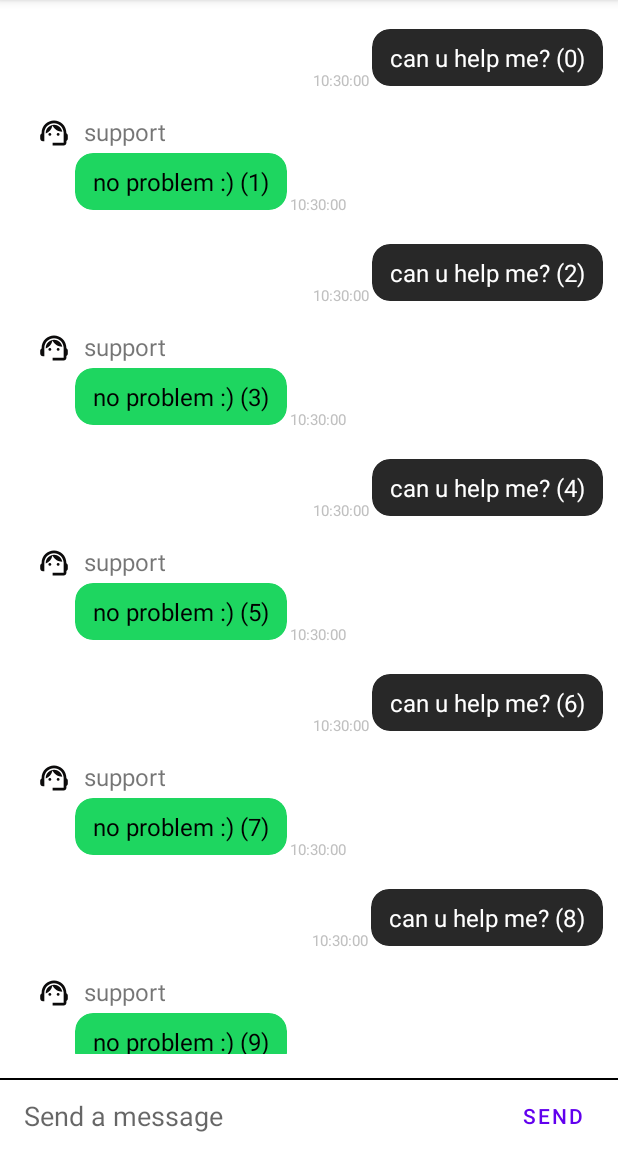
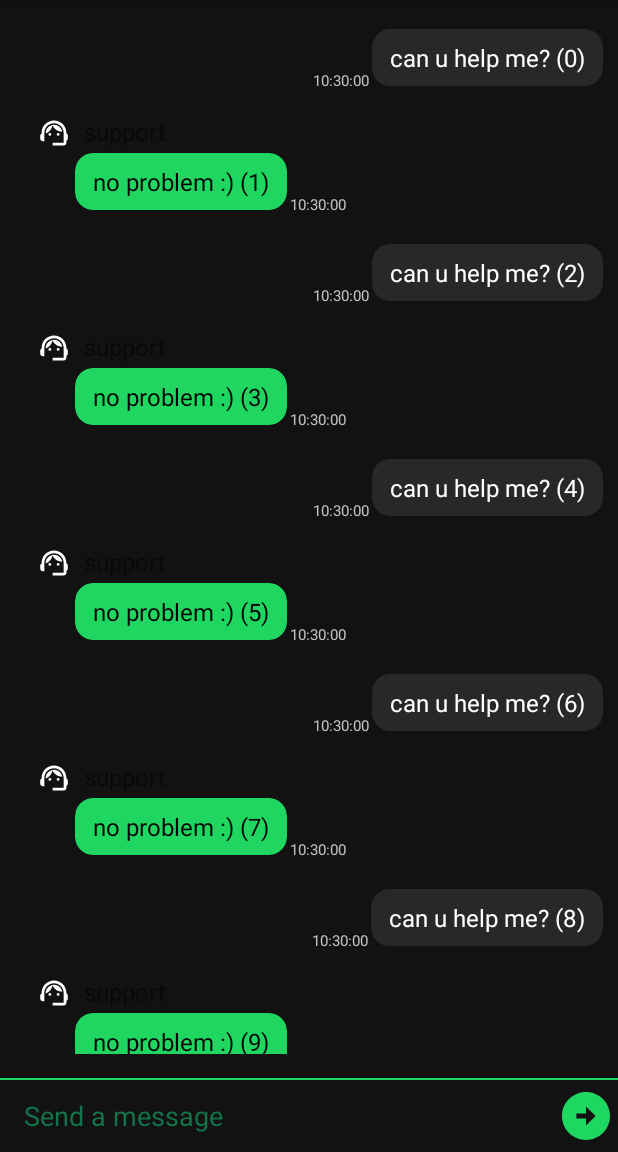
Before and after one commit to razrez/chat-service, an Android app: the screen it shows after launch (MainActivity), on a phone screen of 412 x 824 dp, the part 84-1236 px from its top. Run offline under Robolectric (Android 15) with nearby library versions, the phone set to English and light mode, and no system bars.

```diff
--- a/src/spotify.android/SpotifyChat/app/build.gradle
+++ b/src/spotify.android/SpotifyChat/app/build.gradle
@@ -43,6 +43,8 @@ dependencies {
     implementation 'androidx.constraintlayout:constraintlayout:2.1.4'
     implementation project(path: ':core')
     implementation project(path: ':domain')
+    implementation 'androidx.navigation:navigation-fragment-ktx:2.5.3'
+    implementation 'androidx.navigation:navigation-ui-ktx:2.5.3'
     testImplementation 'junit:junit:4.13.2'
     androidTestImplementation 'androidx.test.ext:junit:1.1.5'
     androidTestImplementation 'androidx.test.espresso:espresso-core:3.5.1'
--- a/src/spotify.android/SpotifyChat/app/src/main/java/com/example/spotifychat/presentation/adapters/CustomRecyclerAdapter.kt
+++ b/src/spotify.android/SpotifyChat/app/src/main/java/com/example/spotifychat/presentation/adapters/CustomRecyclerAdapter.kt
@@ -98,4 +98,9 @@ class CustomRecyclerAdapter(private val messages: List<Message>?) :
         }
     }
 
+    fun sendMessage(message: Message){
+        /*messages
+        this.notifyDataSetChanged()*/
+    }
+
 }
--- a/src/spotify.android/SpotifyChat/app/src/main/java/com/example/spotifychat/presentation/fragments/ChatFragment.kt
+++ b/src/spotify.android/SpotifyChat/app/src/main/java/com/example/spotifychat/presentation/fragments/ChatFragment.kt
@@ -19,6 +19,12 @@ class ChatFragment : FragmentBase<FragmentChatBinding, ChatViewModel>(R.id.mainF
         recyclerView.layoutManager = LinearLayoutManager(this.requireContext())
         recyclerView.adapter = CustomRecyclerAdapter(fillList())
 
+        val messageInput = binding.editGchatMessage
+        binding.buttonGchatSend.setOnClickListener{
+            if (messageInput.text.toString() != ""){
+                // add message to recycler
+            }
+        }
     }
 
     override fun getViewModelClass(): Class<ChatViewModel> {
--- a/src/spotify.android/SpotifyChat/app/src/main/res/drawable-anydpi/ic_supporter.xml
+++ b/src/spotify.android/SpotifyChat/app/src/main/res/drawable-anydpi/ic_supporter.xml
@@ -3,7 +3,7 @@
     android:height="24dp"
     android:viewportWidth="24"
     android:viewportHeight="24"
-    android:tint="#0C0B0B">
+    android:tint="@color/white">
   <group android:scaleX="0.92"
       android:scaleY="0.92"
       android:translateX="0.96"
--- /dev/null
+++ b/src/spotify.android/SpotifyChat/app/src/main/res/drawable/button_send.xml
@@ -0,0 +1,10 @@
+<vector xmlns:android="http://schemas.android.com/apk/res/android"
+    android:width="30dp"
+    android:height="30dp"
+    android:viewportWidth="30"
+    android:viewportHeight="30">
+  <path
+      android:pathData="M30,15C30,6.72 23.28,0 15,0C6.72,0 0,6.72 0,15C0,23.28 6.72,30 15,30C23.28,30 30,23.28 30,15ZM9,13.5H15V9L21,15L15,21V16.5H9V13.5Z"
+      android:fillColor="#1ED760"
+      android:fillType="evenOdd"/>
+</vector>
--- a/src/spotify.android/SpotifyChat/app/src/main/res/layout/activity_start.xml
+++ b/src/spotify.android/SpotifyChat/app/src/main/res/layout/activity_start.xml
@@ -5,8 +5,7 @@
     android:id="@+id/coordinatorLayout"
     android:layout_width="match_parent"
     android:layout_height="match_parent"
-    android:background="@color/background_color"
-    tools:context=".startactivity.StartActivity">
+    android:background="@color/background_color">
 
     <ImageView
         android:id="@+id/image"
--- a/src/spotify.android/SpotifyChat/app/src/main/res/layout/fragment_authorization.xml
+++ b/src/spotify.android/SpotifyChat/app/src/main/res/layout/fragment_authorization.xml
@@ -53,7 +53,7 @@
         app:layout_constraintHorizontal_bias="0.608"
         app:layout_constraintStart_toStartOf="parent"
         app:layout_constraintTop_toBottomOf="@+id/textView2"
-        app:layout_constraintVertical_bias="0.568" />
+        tools:ignore="SpeakableTextPresentCheck" />
 
     <TextView
         android:id="@+id/textView3"
@@ -76,8 +76,8 @@
         android:background="@drawable/edit_text_border"
         app:layout_constraintEnd_toEndOf="parent"
         app:layout_constraintStart_toStartOf="parent"
-        app:layout_constraintTop_toBottomOf="@+id/textView3" />
-
+        app:layout_constraintTop_toBottomOf="@+id/textView3"
+        tools:ignore="SpeakableTextPresentCheck" />
 
     <com.google.android.material.button.MaterialButton
         android:id="@+id/button_second"
--- a/src/spotify.android/SpotifyChat/app/src/main/res/layout/fragment_chat.xml
+++ b/src/spotify.android/SpotifyChat/app/src/main/res/layout/fragment_chat.xml
@@ -3,7 +3,8 @@
     xmlns:app="http://schemas.android.com/apk/res-auto"
     xmlns:tools="http://schemas.android.com/tools"
     android:layout_width="match_parent"
-    android:layout_height="match_parent">
+    android:layout_height="match_parent"
+    android:background="@color/background_color">
 
     <com.google.android.material.appbar.AppBarLayout
         android:id="@+id/layout_group_chat"
@@ -47,7 +48,7 @@
         android:id="@+id/view"
         android:layout_width="match_parent"
         android:layout_height="1dp"
-        android:background="@color/black"
+        android:background="@color/spotify_main"
         app:layout_constraintBottom_toTopOf="@+id/layout_gchat_chatbox" />
 
     <RelativeLayout
@@ -67,19 +68,27 @@
             android:layout_toStartOf="@+id/button_gchat_send"
             android:background="@android:color/transparent"
             android:hint="@string/message_placeholder"
+            android:textColorHint="@color/dark_spotify_main"
+            android:textColor="@color/white"
             android:inputType="text"
             android:maxLines="6"
             android:minHeight="48dp"
             tools:ignore="Autofill" />
 
-        <Button
+        <androidx.appcompat.widget.AppCompatButton
             android:id="@+id/button_gchat_send"
-            android:layout_width="wrap_content"
-            android:layout_height="48dp"
+            android:layout_width="32sp"
+            android:layout_height="32sp"
             android:layout_alignParentEnd="true"
-            android:background="?attr/selectableItemBackground"
-            android:text="Send"
-            android:textColor="@color/purple_500" />
+            android:layout_centerVertical="true"
+            android:layout_gravity="end|bottom"
+            android:layout_marginStart="5sp"
+            android:layout_marginEnd="5sp"
+            android:layout_marginRight="5dp"
+            android:layout_marginBottom="5sp"
+            android:background="@drawable/button_send"
+            android:backgroundTint="@color/spotify_main"
+            tools:ignore="SpeakableTextPresentCheck,TouchTargetSizeCheck" />
 
     </RelativeLayout>
 
--- a/src/spotify.android/SpotifyChat/app/src/main/res/layout/fragment_registration_email.xml
+++ b/src/spotify.android/SpotifyChat/app/src/main/res/layout/fragment_registration_email.xml
@@ -52,7 +52,7 @@
         app:layout_constraintEnd_toEndOf="parent"
         app:layout_constraintStart_toStartOf="parent"
         app:layout_constraintTop_toBottomOf="@+id/textView2"
-        />
+        tools:ignore="SpeakableTextPresentCheck" />
 
     <TextView
         android:layout_width="wrap_content"
--- a/src/spotify.android/SpotifyChat/app/src/main/res/layout/fragment_registration_password.xml
+++ b/src/spotify.android/SpotifyChat/app/src/main/res/layout/fragment_registration_password.xml
@@ -53,7 +53,7 @@
         app:layout_constraintEnd_toEndOf="parent"
         app:layout_constraintStart_toStartOf="parent"
         app:layout_constraintTop_toBottomOf="@+id/textView2"
-         />
+        tools:ignore="SpeakableTextPresentCheck" />
 
     <TextView
         android:layout_width="wrap_content"
--- a/src/spotify.android/SpotifyChat/app/src/main/res/layout/item_chat_me.xml
+++ b/src/spotify.android/SpotifyChat/app/src/main/res/layout/item_chat_me.xml
@@ -4,7 +4,8 @@
     android:layout_width="match_parent"
     android:layout_height="wrap_content"
     android:layout_marginEnd="8dp"
-    android:layout_marginTop="16dp">
+    android:layout_marginTop="16dp"
+    android:background="@color/background_color">
 
     <androidx.cardview.widget.CardView
         android:id="@+id/card_gchat_message_me"
--- a/src/spotify.android/SpotifyChat/app/src/main/res/layout/item_chat_other.xml
+++ b/src/spotify.android/SpotifyChat/app/src/main/res/layout/item_chat_other.xml
@@ -4,7 +4,8 @@
     android:layout_width="match_parent"
     android:layout_height="wrap_content"
     android:layout_marginStart="8dp"
-    android:layout_marginTop="16dp">
+    android:layout_marginTop="16dp"
+    android:background="@color/background_color">
 
 
     <ImageView
--- a/src/spotify.android/SpotifyChat/app/src/main/res/values/colors.xml
+++ b/src/spotify.android/SpotifyChat/app/src/main/res/values/colors.xml
@@ -9,4 +9,5 @@
     <color name="white">#FFFFFFFF</color>
     <color name="spotify_main">#1ED760</color>
     <color name="background_color">#121212</color>
+    <color name="dark_spotify_main">#13744B</color>
 </resources>
```
Also changed, not shown: src/spotify.android/SpotifyChat/app/src/main/res/layout/content_start.xml (+10 -10 lines).
